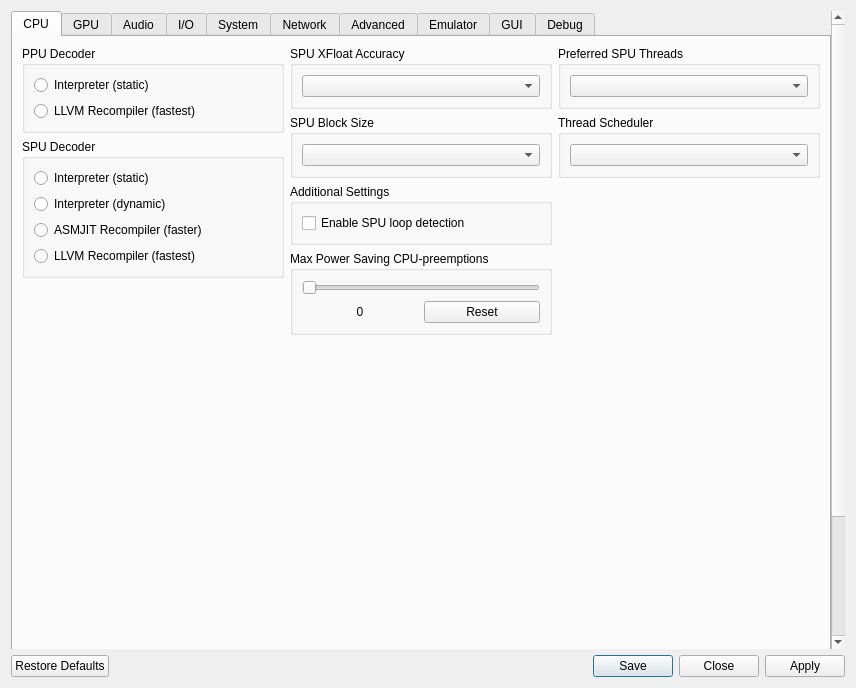
Above: rpcs3/rpcs3qt/settings_dialog.ui from RPCS3/rpcs3 before the change. Below: the same form after it.
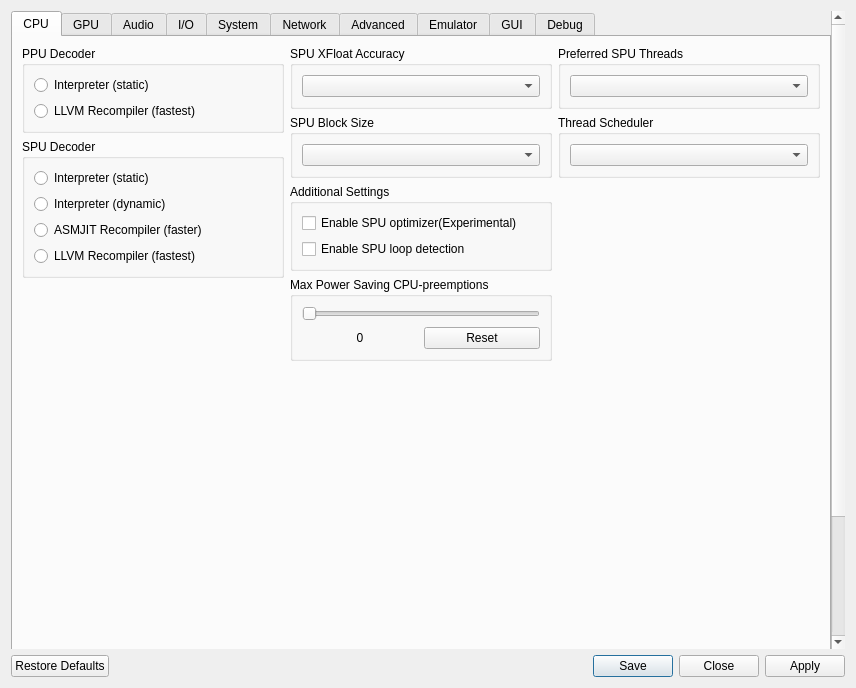
That is the form after the change. Icons and pictures are not drawn.

Commit message: SPU optimizer

The edit to the form file:
```diff
--- a/rpcs3/rpcs3qt/settings_dialog.ui
+++ b/rpcs3/rpcs3qt/settings_dialog.ui
@@ -186,7 +186,14 @@
               <property name="title">
                <string>Additional Settings</string>
               </property>
-              <layout class="QVBoxLayout" name="checkboxes_layout">
+              <layout class="QVBoxLayout" name="verticalLayout_3">
+               <item>
+                <widget class="QCheckBox" name="spuOptimizer">
+                 <property name="text">
+                  <string>Enable SPU optimizer(Experimental)</string>
+                 </property>
+                </widget>
+               </item>
                <item>
                 <widget class="QCheckBox" name="spuLoopDetection">
                  <property name="text">
@@ -265,7 +272,7 @@
            </layout>
           </item>
           <item>
-           <layout class="QVBoxLayout" name="coreTabRightLayout" stretch="0,0,0,0">
+           <layout class="QVBoxLayout" name="coreTabRightLayout" stretch="0,0,0">
             <item>
              <widget class="QGroupBox" name="gb_spu_threads">
               <property name="sizePolicy">
```
Lines whose indentation alone changed are shown as unchanged. The commit also changes 17 other files.
